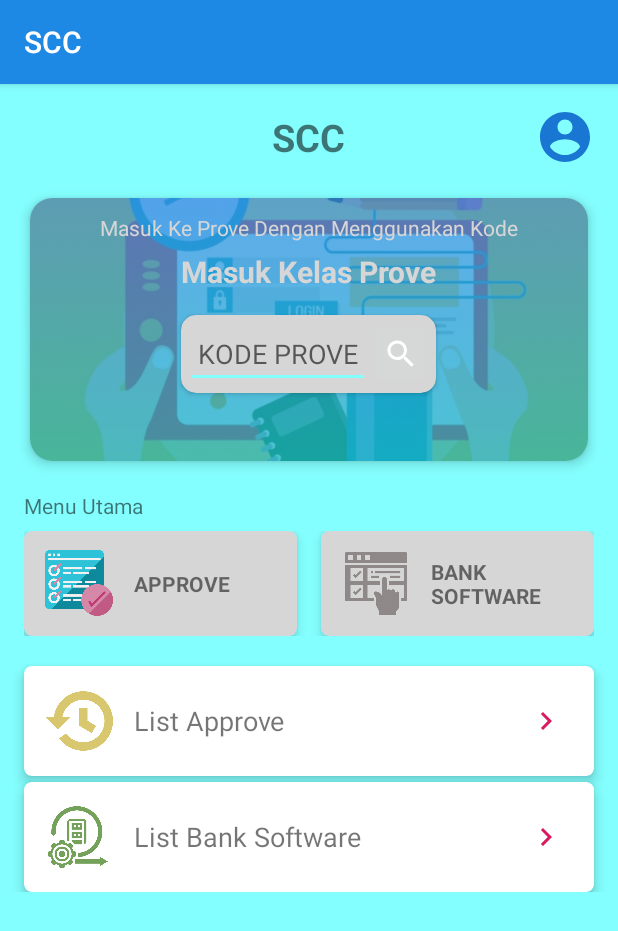
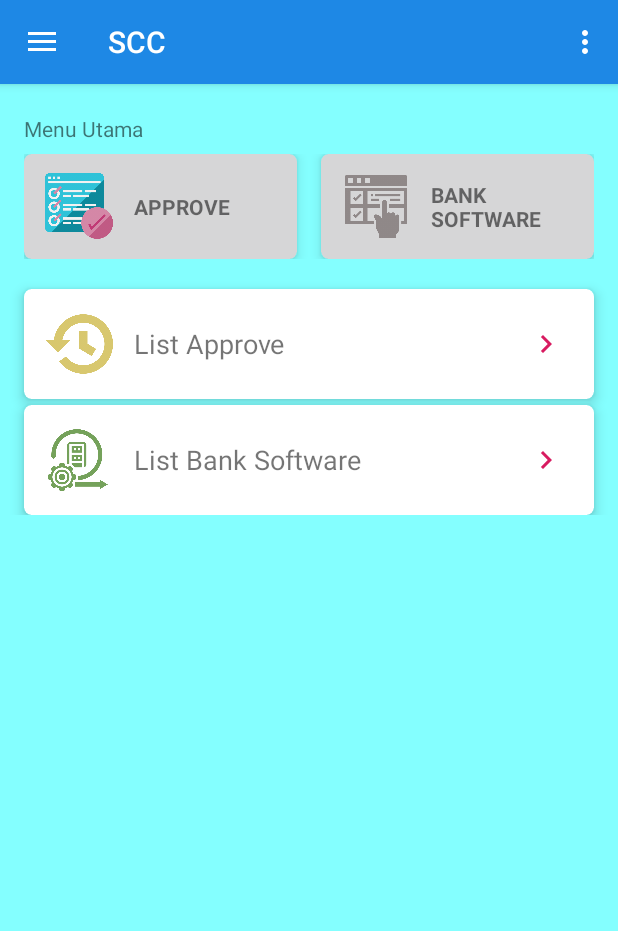
Before and after one commit to zalramli/scc, an Android app: the InternalHomeActivity screen opened directly, with no data from a screen before it, on a phone screen of 412 x 824 dp. Shown: the top 931 px of the screen. Run offline under Robolectric (Android 15) with nearby library versions, the light colour scheme and no system bars; our stand-ins replace CircleImageView.

Commit message:
home internal
home internal

```diff
--- a/ANDROID/SCC/app/src/main/java/com/its/scc/Activities/Internal/_Home/InternalHomeActivity.java
+++ b/ANDROID/SCC/app/src/main/java/com/its/scc/Activities/Internal/_Home/InternalHomeActivity.java
@@ -1,19 +1,55 @@
 package com.its.scc.Activities.Internal._Home;
 
+import androidx.annotation.NonNull;
+import androidx.appcompat.app.ActionBarDrawerToggle;
 import androidx.appcompat.app.AppCompatActivity;
+import androidx.drawerlayout.widget.DrawerLayout;
 
+import android.content.Intent;
 import android.os.Bundle;
+import android.view.Menu;
+import android.view.MenuItem;
 import android.view.View;
 
+import com.google.android.material.navigation.NavigationView;
 import com.its.scc.Activities.Internal._Home.view.IInternalHomeView;
 import com.its.scc.R;
 
 public class InternalHomeActivity extends AppCompatActivity implements View.OnClickListener, IInternalHomeView {
 
+	private DrawerLayout drawerLayout;
+	private ActionBarDrawerToggle actionBarDrawerToggle;
+	private NavigationView navigationView;
+
 	@Override
 	protected void onCreate(Bundle savedInstanceState) {
 		super.onCreate(savedInstanceState);
 		setContentView(R.layout.activity_internal_home);
+
+		drawerLayout = findViewById(R.id.drawer_layout_internal_home);
+		navigationView = findViewById(R.id.navigation_view_admin);
+
+		actionBarDrawerToggle = new ActionBarDrawerToggle(this, drawerLayout, R.string.Open, R.string.Close);
+		drawerLayout.addDrawerListener(actionBarDrawerToggle);
+		actionBarDrawerToggle.syncState();
+		getSupportActionBar().setDisplayHomeAsUpEnabled(true);
+		navigationView.setNavigationItemSelectedListener(new NavigationView.OnNavigationItemSelectedListener() {
+			@Override
+			public boolean onNavigationItemSelected(@NonNull MenuItem item) {
+				int id = item.getItemId();
+				Intent intent = new Intent();
+				switch (id) {
+					case R.id.absensi:
+//						intent = new Intent(getApplicationContext(), AdminPengajarTampilActivity.class);
+//						intent.putExtra(AdminPengajarTampilActivity.EXTRA_STATUS_ACTIVITY, "to_monitoring");
+//						startActivity(intent);
+						break;
+					default:
+						return true;
+				}
+				return true;
+			}
+		});
 	}
 
 	@Override
@@ -35,4 +71,47 @@ public class InternalHomeActivity extends AppCompatActivity implements View.OnCl
 	public void onErrorMessage(String message) {
 
 	}
+
+	@Override
+	public boolean onCreateOptionsMenu(Menu menu) {
+		getMenuInflater().inflate(R.menu.action_bar_internal_home, menu);
+
+//        View view = menu.findItem(R.id.menu_notification).getActionView();
+//        badge = view.findViewById(R.id.badge);
+//        notificationIcon = view.findViewById(R.id.notification_icon);
+//
+//        notificationIcon.setOnClickListener(new View.OnClickListener() {
+//            @Override
+//            public void onClick(View v) {
+
+//            }
+//        });
+
+		return true;
+	}
+
+	@Override
+	public boolean onOptionsItemSelected(MenuItem item) {
+
+		int id = item.getItemId();
+
+		if (actionBarDrawerToggle.onOptionsItemSelected(item)) {
+			return true;
+		}
+		if (id == R.id.menu_akun_saya) {
+//			startActivity(new Intent(getApplicationContext(), AdminAkunSayaActivity.class));
+			return true;
+		}
+		if (id == R.id.menu_keluar) {
+//			showDialog();
+			return true;
+		}
+
+		return super.onOptionsItemSelected(item);
+	}
+
+	@Override
+	protected void onResume() {
+		super.onResume();
+	}
 }
--- a/ANDROID/SCC/app/src/main/res/drawable/background_login_1.xml
+++ b/ANDROID/SCC/app/src/main/res/drawable/background_login_1.xml
@@ -1,7 +1,7 @@
 <?xml version="1.0" encoding="utf-8"?>
 <shape xmlns:android="http://schemas.android.com/apk/res/android">
     <gradient
-        android:startColor="@color/colorPrimary"
-        android:endColor="@color/colorPrimaryDark"
+        android:startColor="@color/colorPrimary3"
+        android:endColor="@color/colorPrimaryDark3"
         android:angle="270" />
 </shape>
--- /dev/null
+++ b/ANDROID/SCC/app/src/main/res/drawable/ic_access_time.xml
@@ -0,0 +1,9 @@
+<vector xmlns:android="http://schemas.android.com/apk/res/android"
+        android:width="24dp"
+        android:height="24dp"
+        android:viewportWidth="24.0"
+        android:viewportHeight="24.0">
+    <path
+        android:fillColor="#FF000000"
+        android:pathData="M11.99,2C6.47,2 2,6.48 2,12s4.47,10 9.99,10C17.52,22 22,17.52 22,12S17.52,2 11.99,2zM12,20c-4.42,0 -8,-3.58 -8,-8s3.58,-8 8,-8 8,3.58 8,8 -3.58,8 -8,8zM12.5,7H11v6l5.25,3.15 0.75,-1.23 -4.5,-2.67z"/>
+</vector>
--- a/ANDROID/SCC/app/src/main/res/layout/activity_eksternal_home.xml
+++ b/ANDROID/SCC/app/src/main/res/layout/activity_eksternal_home.xml
@@ -64,7 +64,7 @@
 					<ImageView
 						android:layout_width="match_parent"
 						android:layout_height="match_parent"
-						android:alpha="0.3"
+						android:alpha="0.2"
 						android:scaleType="centerCrop"
 						android:src="@drawable/bg_learning_1" />
 
--- a/ANDROID/SCC/app/src/main/res/layout/activity_internal_home.xml
+++ b/ANDROID/SCC/app/src/main/res/layout/activity_internal_home.xml
@@ -20,113 +20,28 @@
 			android:layout_height="match_parent"
 			android:orientation="vertical">
 
-			<RelativeLayout
-				android:layout_width="match_parent"
-				android:layout_height="wrap_content">
+<!--			<RelativeLayout-->
+<!--				android:layout_width="match_parent"-->
+<!--				android:layout_height="wrap_content">-->
 
-				<TextView
-					android:layout_width="wrap_content"
-					android:layout_height="wrap_content"
-					android:layout_centerInParent="true"
-					android:text="SCC"
-					android:textSize="25dp"
-					android:textStyle="bold" />
+<!--				<TextView-->
+<!--					android:layout_width="wrap_content"-->
+<!--					android:layout_height="wrap_content"-->
+<!--					android:layout_centerInParent="true"-->
+<!--					android:text="SCC"-->
+<!--					android:textSize="25dp"-->
+<!--					android:textStyle="bold" />-->
 
-				<de.hdodenhof.circleimageview.CircleImageView
-					android:id="@+id/iv_foto"
-					android:layout_width="40sp"
-					android:layout_height="40sp"
-					android:layout_alignParentRight="true"
-					android:layout_margin="15dp"
-					android:src="@drawable/ic_account_circle"
-					app:civ_border_color="#fff" />
+<!--				<de.hdodenhof.circleimageview.CircleImageView-->
+<!--					android:id="@+id/iv_foto"-->
+<!--					android:layout_width="40sp"-->
+<!--					android:layout_height="40sp"-->
+<!--					android:layout_alignParentRight="true"-->
+<!--					android:layout_margin="15dp"-->
+<!--					android:src="@drawable/ic_account_circle"-->
+<!--					app:civ_border_color="#fff" />-->
 
-			</RelativeLayout>
-
-			<androidx.cardview.widget.CardView
-				android:layout_width="match_parent"
-				android:layout_height="175dp"
-				android:layout_marginLeft="20dp"
-				android:layout_marginTop="5dp"
-				android:layout_marginRight="20dp"
-				app:cardCornerRadius="15dp"
-				app:cardElevation="5dp">
-
-				<RelativeLayout
-					android:layout_width="match_parent"
-					android:layout_height="match_parent">
-
-					<View
-						android:layout_width="match_parent"
-						android:layout_height="match_parent"
-						android:background="@drawable/background_login_1"
-						android:visibility="visible" />
-
-					<ImageView
-						android:layout_width="match_parent"
-						android:layout_height="match_parent"
-						android:alpha="0.3"
-						android:scaleType="centerCrop"
-						android:src="@drawable/bg_learning_1" />
-
-					<TextView
-						android:layout_width="wrap_content"
-						android:layout_height="wrap_content"
-						android:layout_centerHorizontal="true"
-						android:layout_margin="10dp"
-						android:text="Masuk Ke Prove Dengan Menggunakan Kode"
-						android:textColor="@color/white" />
-
-					<TextView
-						android:id="@+id/txt_judul"
-						android:layout_width="wrap_content"
-						android:layout_height="wrap_content"
-						android:layout_alignParentTop="true"
-						android:layout_centerHorizontal="true"
-						android:layout_marginTop="35sp"
-						android:text="Masuk Kelas Prove"
-						android:textColor="@color/white"
-						android:textSize="20dp"
-						android:textStyle="bold" />
-
-					<androidx.cardview.widget.CardView
-						android:layout_width="wrap_content"
-						android:layout_height="wrap_content"
-						android:layout_below="@id/txt_judul"
-						android:layout_centerHorizontal="true"
-						android:layout_margin="15dp"
-						app:cardBackgroundColor="@color/white"
-						app:cardCornerRadius="10dp">
-
-						<LinearLayout
-							android:layout_width="match_parent"
-							android:layout_height="wrap_content"
-							android:layout_margin="3dp"
-							android:orientation="horizontal">
-
-							<EditText
-								android:textColor="@color/colorPrimaryDark2"
-								android:layout_width="match_parent"
-								android:layout_height="wrap_content"
-								android:layout_weight="1"
-								android:hint="KODE PROVE"
-								android:textAlignment="center" />
-
-							<ImageButton
-								android:layout_width="match_parent"
-								android:layout_height="match_parent"
-								android:layout_weight="3"
-								android:src="@drawable/ic_search" />
-
-						</LinearLayout>
-
-
-					</androidx.cardview.widget.CardView>
-
-
-				</RelativeLayout>
-
-			</androidx.cardview.widget.CardView>
+<!--			</RelativeLayout>-->
 
 			<TextView
 				android:layout_width="wrap_content"
@@ -321,4 +236,14 @@
 
 	</androidx.core.widget.NestedScrollView>
 
+	<com.google.android.material.navigation.NavigationView
+		android:id="@+id/navigation_view_admin"
+		android:layout_width="wrap_content"
+		android:layout_height="match_parent"
+		android:layout_gravity="start"
+		app:headerLayout="@layout/nav_header_internal"
+		app:menu="@menu/navigation_internal">
+
+	</com.google.android.material.navigation.NavigationView>
+
 </androidx.drawerlayout.widget.DrawerLayout>
--- a/ANDROID/SCC/app/src/main/res/layout/nav_header_internal.xml
+++ b/ANDROID/SCC/app/src/main/res/layout/nav_header_internal.xml
@@ -30,7 +30,7 @@
             android:layout_marginStart="15sp"
             android:layout_marginLeft="15sp"
             android:layout_marginTop="175sp"
-            android:text="Aplikasi Absensi dan Monitoring"
+            android:text="Aplikasi SCC"
             android:textColor="@color/white"
             android:textSize="15sp"
             android:textStyle="bold" />
@@ -41,7 +41,7 @@
             android:layout_below="@+id/caption2"
             android:layout_marginStart="15sp"
             android:layout_marginLeft="15sp"
-            android:text="Bimbel Bigstars"
+            android:text="Learning and Monitoring"
             android:textColor="@color/white"
             android:textSize="10sp" />
 
--- /dev/null
+++ b/ANDROID/SCC/app/src/main/res/menu/action_bar_internal_home.xml
@@ -0,0 +1,13 @@
+<?xml version="1.0" encoding="utf-8"?>
+<menu xmlns:android="http://schemas.android.com/apk/res/android"
+    xmlns:app="http://schemas.android.com/apk/res-auto">
+
+    <item
+        android:id="@+id/menu_akun_saya"
+        android:title="Akun Saya" />
+
+    <item
+        android:id="@+id/menu_keluar"
+        android:title="Keluar" />
+
+</menu>
--- a/ANDROID/SCC/app/src/main/res/menu/navigation_internal.xml
+++ b/ANDROID/SCC/app/src/main/res/menu/navigation_internal.xml
@@ -1,13 +1,23 @@
 <?xml version="1.0" encoding="utf-8"?>
 <menu xmlns:android="http://schemas.android.com/apk/res/android">
 
-<!--	<group-->
-<!--		android:id="@+id/group1"-->
-<!--		android:checkableBehavior="single">-->
-<!--		<item-->
-<!--			android:id="@+id/gaji_pengajar"-->
-<!--			android:icon="@drawable/ic_attach_money_black_24dp"-->
-<!--			android:title="Pembayaran FEE" />-->
-<!--	</group>-->
+	<group
+		android:id="@+id/group1"
+		android:checkableBehavior="single">
+		<item
+			android:id="@+id/absensi"
+			android:icon="@drawable/ic_check_white_48dp"
+			android:title="Absensi" />
+	</group>
+
+	<group
+		android:id="@+id/group2"
+		android:checkableBehavior="single">
+		<item
+			android:id="@+id/jadwal_prove"
+			android:icon="@drawable/ic_access_time"
+			android:title="Jadwal Prove" />
+	</group>
+
 
 </menu>
--- a/ANDROID/SCC/app/src/main/res/values/colors.xml
+++ b/ANDROID/SCC/app/src/main/res/values/colors.xml
@@ -4,6 +4,8 @@
 	<color name="colorPrimaryDark">#00ACC1</color>
 	<color name="colorPrimary2">#1E88E5</color>
 	<color name="colorPrimaryDark2">#3949AB</color>
+	<color name="colorPrimary3">#3949AB</color>
+	<color name="colorPrimaryDark3">#69F0AE</color>
 	<color name="colorAccent">#84FFFF</color>
 	<color name="colorBlack">#000000</color>
 	<color name="colorHint">#7fffffff</color>
--- a/ANDROID/SCC/app/src/main/res/values/strings.xml
+++ b/ANDROID/SCC/app/src/main/res/values/strings.xml
@@ -1,3 +1,5 @@
 <resources>
 	<string name="app_name">SCC</string>
+	<string name="Open">open</string>
+	<string name="Close">close</string>
 </resources>
```
